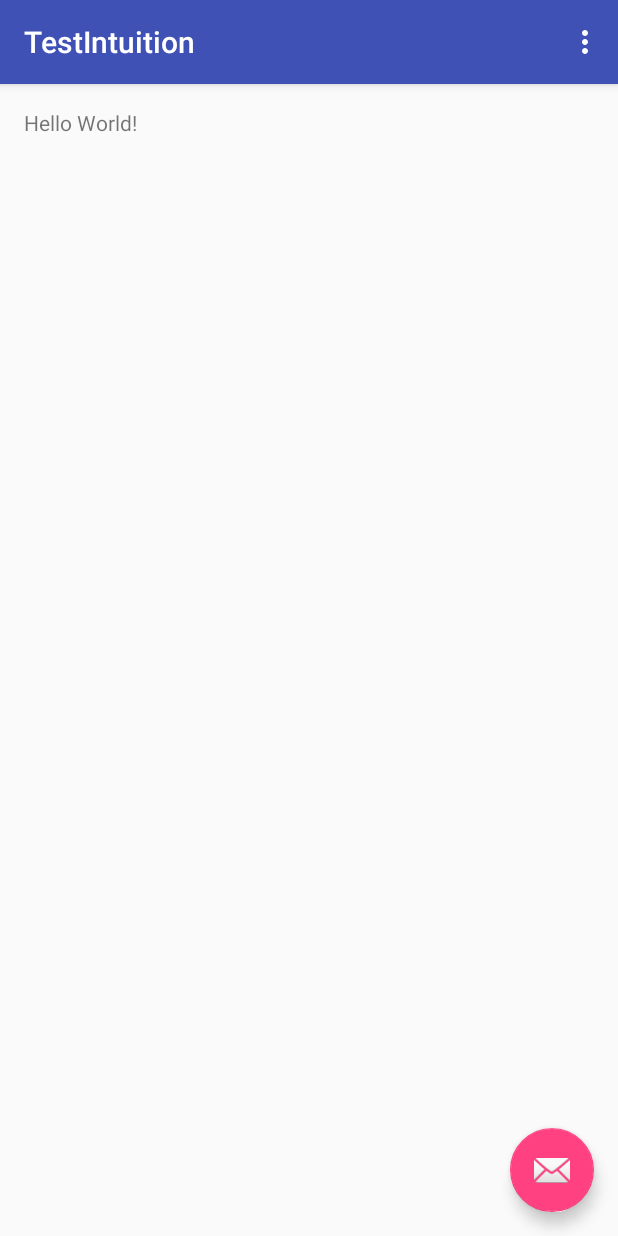
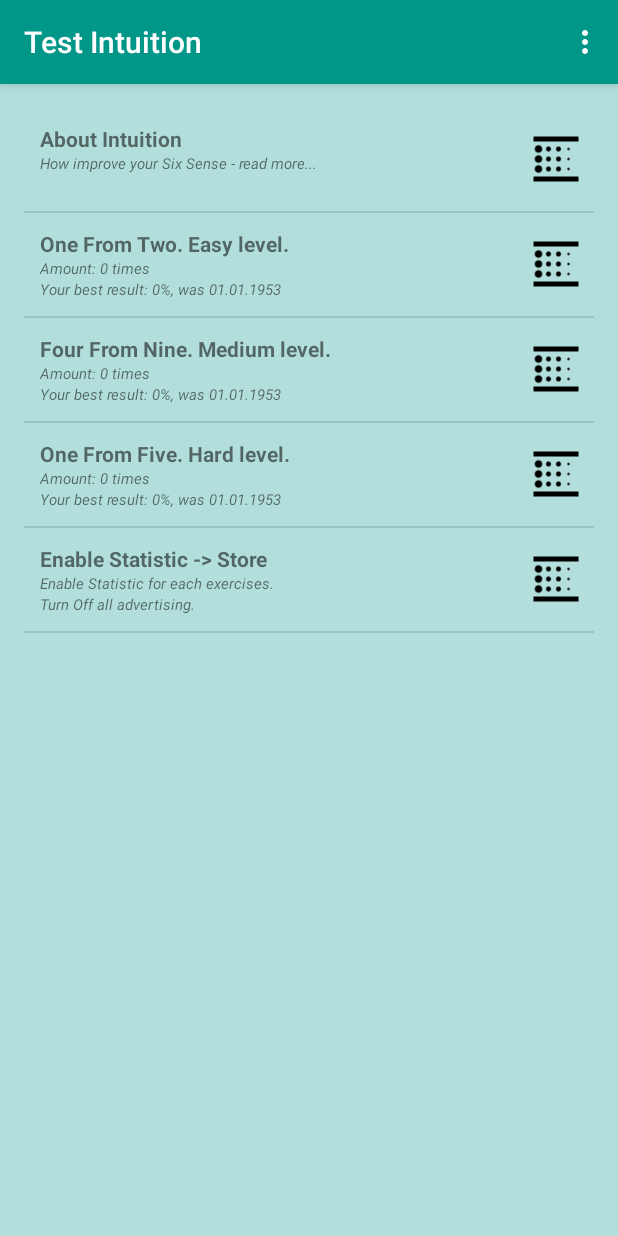
Before and after one commit to RomanTuras/TestIntuition, an Android app: the screen it shows after launch (MainActivity), on a phone screen of 412 x 824 dp. Run offline under Robolectric (Android 15) with nearby library versions, the phone set to English and light mode, and no system bars.

Commit message:
Add file: arrays.xml, methods: onClickItem (ListView), change initMainListItem

```diff
--- a/app/build.gradle
+++ b/app/build.gradle
@@ -8,8 +8,8 @@ android {
         applicationId "ua.com.spasetv.testintuitions"
         minSdkVersion 15
         targetSdkVersion 22
-        versionCode 1
-        versionName "1.0"
+        versionCode 4
+        versionName "2.5"
     }
     buildTypes {
         release {
--- a/app/src/main/java/ua/com/spasetv/testintuitions/ListData.java
+++ b/app/src/main/java/ua/com/spasetv/testintuitions/ListData.java
@@ -2,6 +2,18 @@ package ua.com.spasetv.testintuitions;
 
 /**
  * Created by salden on 25/11/2015.
+ * Container for List View in main activity
  */
 public class ListData {
+    String title;
+    String amountTimes;
+    String bestResult;
+    int idImg;
+
+    public ListData(String title, String amountTimes, String bestResult, int idImg){
+        this.title = title;
+        this.amountTimes = amountTimes;
+        this.bestResult = bestResult;
+        this.idImg = idImg;
+    }
 }
--- a/app/src/main/java/ua/com/spasetv/testintuitions/MainActivity.java
+++ b/app/src/main/java/ua/com/spasetv/testintuitions/MainActivity.java
@@ -1,15 +1,23 @@
 package ua.com.spasetv.testintuitions;
 
+import android.content.res.Resources;
 import android.os.Bundle;
-import android.support.design.widget.FloatingActionButton;
-import android.support.design.widget.Snackbar;
 import android.support.v7.app.AppCompatActivity;
 import android.support.v7.widget.Toolbar;
-import android.view.View;
+import android.util.Log;
 import android.view.Menu;
 import android.view.MenuItem;
+import android.view.View;
+import android.widget.AdapterView;
+import android.widget.ListView;
 
-public class MainActivity extends AppCompatActivity {
+import java.util.ArrayList;
+
+public class MainActivity extends AppCompatActivity implements AdapterView.OnItemClickListener {
+
+    ArrayList<ListData> arrayList;
+    MyAdapter myAdapter;
+    ListView mainListItem;
 
     @Override
     protected void onCreate(Bundle savedInstanceState) {
@@ -18,19 +26,42 @@ public class MainActivity extends AppCompatActivity {
         Toolbar toolbar = (Toolbar) findViewById(R.id.toolbar);
         setSupportActionBar(toolbar);
 
-        FloatingActionButton fab = (FloatingActionButton) findViewById(R.id.fab);
-        fab.setOnClickListener(new View.OnClickListener() {
-            @Override
-            public void onClick(View view) {
-                Snackbar.make(view, "Replace with your own action", Snackbar.LENGTH_LONG)
-                        .setAction("Action", null).show();
-            }
-        });
+        mainListItem = (ListView) findViewById(R.id.listView);
+
+        initMainListItems();
+        myAdapter = new MyAdapter(this, arrayList);
+        mainListItem.setAdapter(myAdapter);
+        mainListItem.setOnItemClickListener(this);
+    }
+
+    public void initMainListItems(){
+        arrayList = new ArrayList<>();
+        Resources res = getResources();
+        int amountTimes = 0;
+        int bestResult = 0;
+        String dateOfBestResult = "01.01.1953";
+        String [] titleExercises = getResources().getStringArray(R.array.titleExercise);
+
+        arrayList.add(new ListData(res.getString(R.string.titleAbout),
+                res.getString(R.string.descriptionAbout), "", R.drawable.ic_blank));
+
+        for (String titleEx: titleExercises) {
+            arrayList.add(new ListData(titleEx,
+                    res.getString(R.string.amount)+" "+amountTimes+" "+
+                            res.getString(R.string.times),
+                    res.getString(R.string.bestResult)+" "+bestResult+
+                            res.getString(R.string.was)+" "+dateOfBestResult,
+                    R.drawable.ic_blank));
+        }
+
+        arrayList.add(new ListData(res.getString(R.string.titleEnableStat),
+                res.getString(R.string.descriptionStat),
+                res.getString(R.string.descriptionStat2),
+                R.drawable.ic_blank));
     }
 
     @Override
     public boolean onCreateOptionsMenu(Menu menu) {
-        // Inflate the menu; this adds items to the action bar if it is present.
         getMenuInflater().inflate(R.menu.menu_main, menu);
         return true;
     }
@@ -49,4 +80,9 @@ public class MainActivity extends AppCompatActivity {
 
         return super.onOptionsItemSelected(item);
     }
+
+    @Override
+    public void onItemClick(AdapterView<?> adapterView, View view, int i, long l) {
+        Log.d("TG", "pos - "+i);
+    }
 }
--- a/app/src/main/java/ua/com/spasetv/testintuitions/MyAdapter.java
+++ b/app/src/main/java/ua/com/spasetv/testintuitions/MyAdapter.java
@@ -1,7 +1,69 @@
 package ua.com.spasetv.testintuitions;
+
+import android.content.Context;
+import android.util.Log;
+import android.view.LayoutInflater;
+import android.view.View;
+import android.view.ViewGroup;
+import android.widget.BaseAdapter;
+import android.widget.TextView;
+
+import java.util.ArrayList;
 
 /**
  * Created by salden on 25/11/2015.
+ * Class MyAdapter for adding content List View
+ * It working with container ListData
  */
-public class MyAdapter {
+public class MyAdapter extends BaseAdapter{
+
+    Context context;
+    ArrayList<ListData> objects;
+    LayoutInflater inflater;
+
+    MyAdapter(Context context, ArrayList<ListData> arrayList){
+        this.context = context;
+        this.objects = arrayList;
+        inflater = (LayoutInflater) this.context
+                .getSystemService(Context.LAYOUT_INFLATER_SERVICE);
+        Log.d("TG", "MyAdapter - constructor");
+    }
+
+    @Override
+    public int getCount() {
+        return objects.size();
+    }
+
+    @Override
+    public Object getItem(int position) {
+        return objects.get(position);
+    }
+
+    @Override
+    public long getItemId(int position) {
+        return position;
+    }
+
+    @Override
+    public View getView(int position, View convertView, ViewGroup viewGroup) {
+
+        View view = inflater.inflate(R.layout.format_list_view, viewGroup, false);
+        ListData listData = (ListData) getItem(position);
+
+        Log.d("TG", "listData = "+listData.toString());
+
+        ((TextView) view.findViewById(R.id.textTitle))
+                .setText(listData.title);
+
+        ((TextView) view.findViewById(R.id.textAmountTimes))
+                .setText(listData.amountTimes);
+
+        ((TextView) view.findViewById(R.id.textBestResult))
+                .setText(listData.bestResult);
+
+        (view.findViewById(R.id.img))
+                .setBackgroundResource(listData.idImg);
+
+        return view;
+    }
 }
--- a/app/src/main/res/layout/activity_main.xml
+++ b/app/src/main/res/layout/activity_main.xml
@@ -21,14 +21,8 @@
 
     </android.support.design.widget.AppBarLayout>
 
+
     <include layout="@layout/content_main" />
 
-    <android.support.design.widget.FloatingActionButton
-        android:id="@+id/fab"
-        android:layout_width="wrap_content"
-        android:layout_height="wrap_content"
-        android:layout_gravity="bottom|end"
-        android:layout_margin="@dimen/fab_margin"
-        android:src="@android:drawable/ic_dialog_email" />
 
 </android.support.design.widget.CoordinatorLayout>
--- a/app/src/main/res/layout/content_main.xml
+++ b/app/src/main/res/layout/content_main.xml
@@ -8,12 +8,30 @@
     android:paddingLeft="@dimen/activity_horizontal_margin"
     android:paddingRight="@dimen/activity_horizontal_margin"
     android:paddingTop="@dimen/activity_vertical_margin"
+    android:background="@color/colorPrimaryBackground"
     app:layout_behavior="@string/appbar_scrolling_view_behavior"
     tools:context="ua.com.spasetv.testintuitions.MainActivity"
     tools:showIn="@layout/activity_main">
 
-    <TextView
+    <FrameLayout
         android:layout_width="wrap_content"
         android:layout_height="wrap_content"
-        android:text="Hello World!" />
+        android:id="@+id/container">
+    </FrameLayout>
+
+    <LinearLayout
+        android:layout_width="match_parent"
+        android:layout_height="match_parent"
+        android:orientation="vertical">
+
+        <ListView
+            android:layout_width="match_parent"
+            android:layout_height="match_parent"
+            android:layout_weight="1"
+            android:id="@+id/listView">
+        </ListView>
+    </LinearLayout>
+
+
+
 </RelativeLayout>
--- a/app/src/main/res/layout/format_list_view.xml
+++ b/app/src/main/res/layout/format_list_view.xml
@@ -1,7 +1,6 @@
 <?xml version="1.0" encoding="utf-8"?>
 <LinearLayout xmlns:android="http://schemas.android.com/apk/res/android"
-    xmlns:app="http://schemas.android.com/apk/res-auto"
-    xmlns:tools="http://schemas.android.com/tools"
+
     android:id="@+id/linearLayout01"
     android:layout_width="match_parent"
     android:layout_height="wrap_content"
@@ -74,8 +73,7 @@
                 android:id="@+id/img"
                 android:layout_width="40dp"
                 android:layout_height="40dp"
-                android:layout_gravity="right"
-                android:src="@android:drawable/ic_dialog_alert" />
+                android:layout_gravity="right"/>
 
         </LinearLayout>
 
--- /dev/null
+++ b/app/src/main/res/values/arrays.xml
@@ -0,0 +1,8 @@
+<?xml version="1.0" encoding="utf-8"?>
+<resources>
+    <string-array name="titleExercise">
+        <item>One From Two. Easy level.</item>
+        <item>Four From Nine. Medium level.</item>
+        <item>One From Five. Hard level.</item>
+    </string-array>
+</resources>
--- a/app/src/main/res/values/colors.xml
+++ b/app/src/main/res/values/colors.xml
@@ -1,6 +1,7 @@
 <?xml version="1.0" encoding="utf-8"?>
 <resources>
-    <color name="colorPrimary">#3F51B5</color>
-    <color name="colorPrimaryDark">#303F9F</color>
+    <color name="colorPrimary">#009688</color>
+    <color name="colorPrimaryDark">#00796B</color>
+    <color name="colorPrimaryBackground">#B2DFDB</color>
     <color name="colorAccent">#FF4081</color>
 </resources>
--- a/app/src/main/res/values/strings.xml
+++ b/app/src/main/res/values/strings.xml
@@ -1,4 +1,17 @@
 <resources>
-    <string name="app_name">TestIntuition</string>
+    <string name="app_name">Test Intuition</string>
     <string name="action_settings">Settings</string>
+
+    <string name="titleAbout">About Intuition</string>
+    <string name="descriptionAbout">How improve your Six Sense - read more...</string>
+
+    <string name="amount">Amount:</string>
+    <string name="times">times</string>
+    <string name="bestResult">Your best result:</string>
+    <string name="was">%, was</string>
+
+    <string name="titleEnableStat">Enable Statistic -> Store</string>
+    <string name="descriptionStat">Enable Statistic for each exercises.</string>
+    <string name="descriptionStat2">Turn Off all advertising.</string>
+
 </resources>
```
Also changed, not shown: app/src/main/res/drawable/ic_blank.png (added), app/src/main/res/drawable/ic_games_black_48dp.png (deleted).
